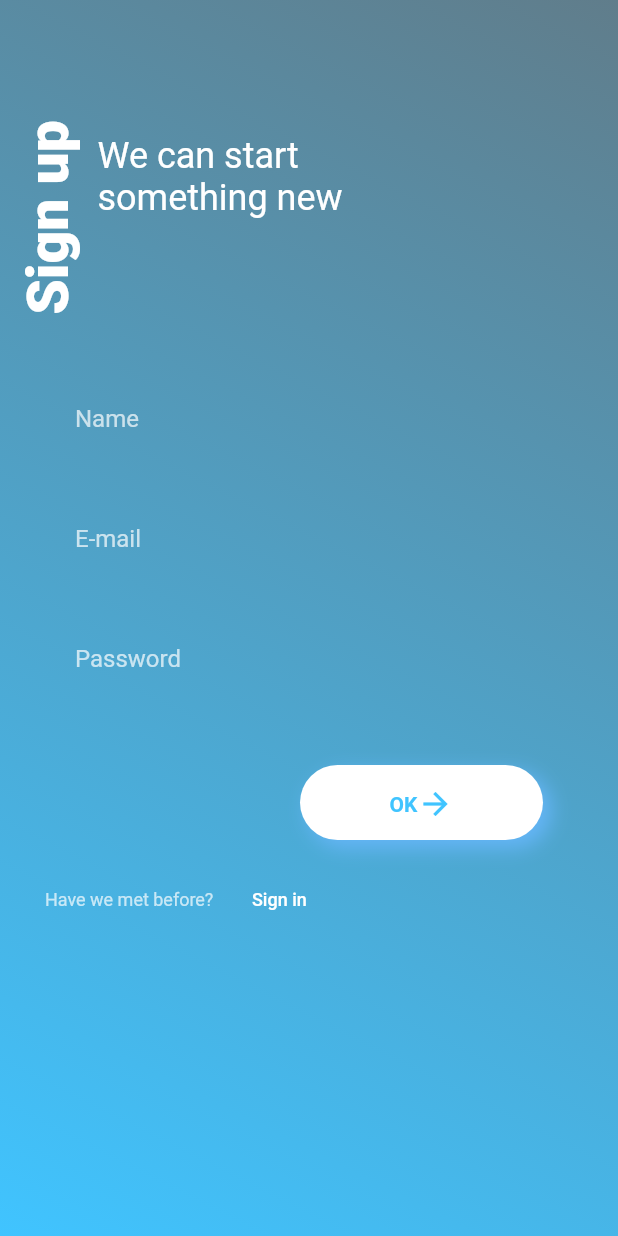
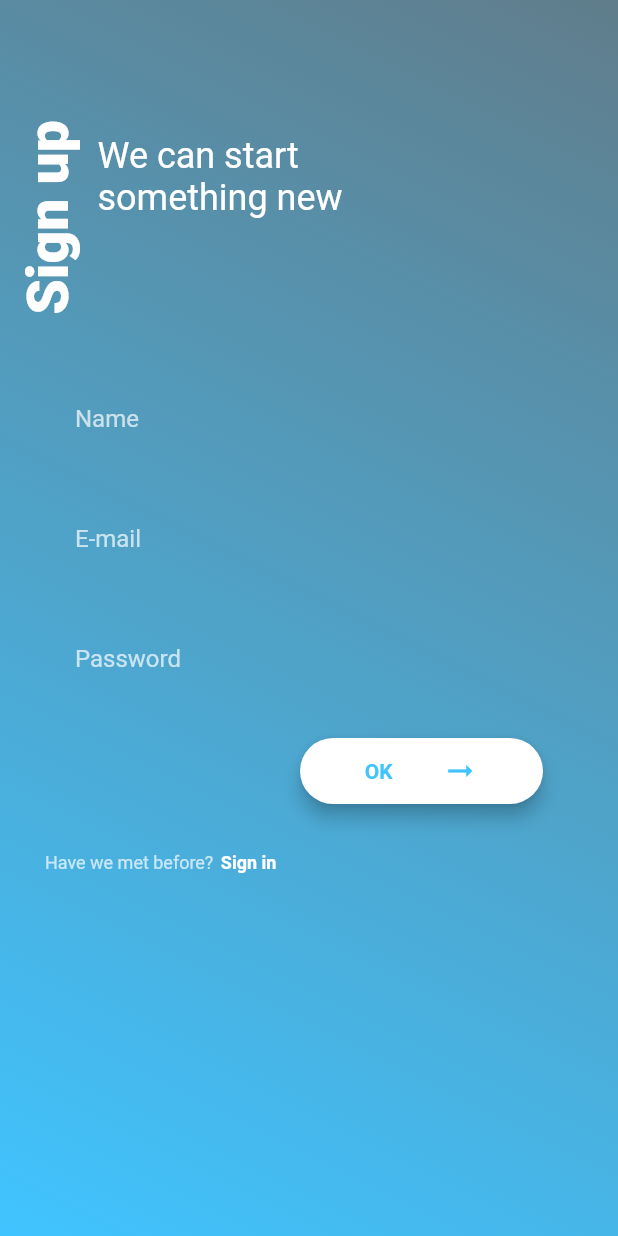
Before and after one commit to Thalisonh/minimalist-flutter, a Flutter app: the screen it shows after launch, after a tap on "Sign up", on a phone screen of 412 x 824 dp. Run offline on Flutter 3.47's test engine with Material 2 defaults, Android fonts, the phone set to English and light mode, and no system bars; missing offline and left inert: dart:ffi.

Commit message:
replaced button (with commented possibility to add the blue box shadow), added the forgot password area,used ink wells instead of buttons for some route changes

```diff
--- a/lib/pages/signin.page.dart
+++ b/lib/pages/signin.page.dart
@@ -1,11 +1,13 @@
 import 'package:flutter/material.dart';
 import 'package:login_minimalist/widget/submitButton.dart';
-import 'package:login_minimalist/widget/userSignUp.dart';
+import 'package:login_minimalist/widget/userSignInUp.dart';
 import 'package:login_minimalist/widget/forgot.dart';
 import 'package:login_minimalist/widget/email.dart';
 import 'package:login_minimalist/widget/password.dart';
 import 'package:login_minimalist/widget/textHorizontal.dart';
 import 'package:login_minimalist/widget/textVertical.dart';
+
+import 'signup.page.dart';
 
 class SignInPage extends StatefulWidget {
   @override
@@ -33,8 +35,14 @@ class _SignInPageState extends State<SignInPage> {
                 ]),
                 Email(),
                 PasswordInput(),
-                SubmitButton((){}),
-                UserSignUp(),
+                Forgot(() {}),
+                SubmitButton(() {}),
+                UserSignInUp(
+                  'Your first time?',
+                  'Sign up',
+                  () => Navigator.pushReplacement(context,
+                      MaterialPageRoute(builder: (context) => SignUpPage())),
+                ),
               ],
             ),
           ],
--- a/lib/pages/signup.page.dart
+++ b/lib/pages/signup.page.dart
@@ -5,7 +5,9 @@ import 'package:login_minimalist/widget/signUpName.dart';
 import 'package:login_minimalist/widget/password.dart';
 import 'package:login_minimalist/widget/textVertical.dart';
 import 'package:login_minimalist/widget/textHorizontal.dart';
-import 'package:login_minimalist/widget/userSignIn.dart';
+import 'package:login_minimalist/widget/userSignInUp.dart';
+
+import 'signin.page.dart';
 
 class SignUpPage extends StatefulWidget {
   @override
@@ -34,11 +36,13 @@ class _SignUpPageState extends State<SignUpPage> {
                 SignUpName(),
                 Email(),
                 PasswordInput(),
-                SubmitButton(() {
-                  Navigator.pop(context);
-                  print("test");
-                }),
-                UserSignIn(),
+                SubmitButton(() => Navigator.pushReplacement(context,
+                    MaterialPageRoute(builder: (context) => SignInPage()))),
+                UserSignInUp(
+                    'Have we met before?',
+                    'Sign in',
+                    () => Navigator.pushReplacement(context,
+                        MaterialPageRoute(builder: (context) => SignInPage()))),
               ],
             ),
           ],
--- a/lib/widget/forgot.dart
+++ b/lib/widget/forgot.dart
@@ -1,6 +1,10 @@
 import 'package:flutter/material.dart';
 
 class Forgot extends StatefulWidget {
+  final Function onPressed;
+
+  Forgot(this.onPressed);
+
   @override
   _ForgotState createState() => _ForgotState();
 }
@@ -9,18 +13,17 @@ class _ForgotState extends State<Forgot> {
   @override
   Widget build(BuildContext context) {
     return Padding(
-      padding: const EdgeInsets.only(top: 30, left: 50, right: 50),
-      child: Container(
-        alignment: Alignment.topRight,
-        height: 20,
-        child: FlatButton(
-          onPressed: (){},
+      padding: const EdgeInsets.only(top: 20, right: 40, left: 190),
+      child: Material(
+        color: Colors.transparent,
+        child: InkWell(
+          borderRadius: BorderRadius.circular(2),
+          onTap: widget.onPressed,
           child: Text(
             'Forgot Password?',
             style: TextStyle(
               color: Colors.white,
             ),
-            textAlign: TextAlign.right,
           ),
         ),
       ),
--- a/lib/widget/submitButton.dart
+++ b/lib/widget/submitButton.dart
@@ -4,6 +4,7 @@ import 'package:flutter/material.dart';
 
 class SubmitButton extends StatefulWidget {
   final Function onPressed;
+
   SubmitButton(this.onPressed);
 
   @override
@@ -14,47 +15,41 @@ class _SubmitButtonState extends State<SubmitButton> {
   @override
   Widget build(BuildContext context) {
     return Padding(
-      padding: const EdgeInsets.only(top: 40, right: 50, left: 200),
+      padding: const EdgeInsets.only(top: 20, right: 50, left: 200),
+      /*
       child: Container(
         alignment: Alignment.bottomRight,
-        height: 50,
-        width: MediaQuery.of(context).size.width,
-        decoration: BoxDecoration(
-          boxShadow: [
-            BoxShadow(
+
+        decoration: BoxDecoration(boxShadow: [
+          BoxShadow(
               color: Colors.blue[300],
-              blurRadius: 10.0, // has the effect of softening the shadow
-              spreadRadius: 1.0, // has the effect of extending the shadow
-              offset: Offset(
-                5.0, // horizontal, move right 10
-                5.0, // vertical, move down 10
-              ),
-            ),
-          ],
-          color: Colors.white,
-          borderRadius: BorderRadius.circular(30),
-        ),
-        child: FlatButton(
+              blurRadius: 10.0,
+              spreadRadius: 1.0,
+              offset: Offset(2, 2))
+        ], borderRadius: BorderRadius.circular(30)),
+        */
+        child: RawMaterialButton(
+          shape:
+              RoundedRectangleBorder(borderRadius: BorderRadius.circular(30)),
+          fillColor: Colors.white,
           onPressed: widget.onPressed,
+          padding: EdgeInsets.all(10),
           child: Row(
-            mainAxisAlignment: MainAxisAlignment.center,
+            mainAxisAlignment: MainAxisAlignment.spaceEvenly,
             children: <Widget>[
-              Text(
-                'OK',
-                style: TextStyle(
-                  color: Colors.lightBlueAccent,
-                  fontSize: 14,
-                  fontWeight: FontWeight.w700,
-                ),
-              ),
-              Icon(
-                Icons.arrow_forward,
-                color: Colors.lightBlueAccent,
-              ),
+              Text('OK'),
+              Icon(Icons.arrow_right_alt),
+
             ],
           ),
+          textStyle: TextStyle(
+            color: Colors.lightBlueAccent,
+            fontSize: 14,
+            fontWeight: FontWeight.w700,
+          ),
+          elevation: 5,
         ),
-      ),
+      //),
     );
   }
 }
--- a/lib/widget/userSignIn.dart
+++ /dev/null
@@ -1,42 +0,0 @@
-import 'package:flutter/material.dart';
-import 'package:login_minimalist/pages/signin.page.dart';
-
-class UserSignIn extends StatelessWidget {
-  @override
-  Widget build(BuildContext context) {
-    return Padding(
-      padding: const EdgeInsets.only(top: 30, left: 30),
-      child: Container(
-        alignment: Alignment.topRight,
-        //color: Colors.red,
-        height: 20,
-        child: Row(
-          children: <Widget>[
-            Text(
-              'Have we met before?',
-              style: TextStyle(
-                fontSize: 12,
-                color: Colors.white70,
-              ),
-            ),
-            FlatButton(
-              padding: EdgeInsets.all(0),
-              onPressed: () {
-                Navigator.push(context,
-                    MaterialPageRoute(builder: (context) => SignInPage()));
-              },
-              child: Text(
-                'Sign in',
-                style: TextStyle(
-                  fontSize: 12,
-                  color: Colors.white,
-                ),
-                textAlign: TextAlign.right,
-              ),
-            ),
-          ],
-        ),
-      ),
-    );
-  }
-}
--- /dev/null
+++ b/lib/widget/userSignInUp.dart
@@ -0,0 +1,39 @@
+import 'package:flutter/material.dart';
+import 'package:login_minimalist/pages/signin.page.dart';
+
+class UserSignInUp extends StatelessWidget {
+  final String infoText;
+  final String onTapText;
+  final Function onTap;
+  UserSignInUp(this.infoText, this.onTapText, this.onTap);
+
+  @override
+  Widget build(BuildContext context) {
+    return Padding(
+      padding: const EdgeInsets.only(top: 30, left: 30),
+      child: Row(
+        children: <Widget>[
+          Text(
+            this.infoText,
+            style: TextStyle(
+              fontSize: 12,
+              color: Colors.white70,
+            ),
+          ),
+          Padding(padding: EdgeInsets.only(left: 5),),
+          Material(
+            color: Colors.transparent,
+            child: InkWell(
+              borderRadius: BorderRadius.circular(2),
+              onTap: this.onTap,
+              child: Text(
+                this.onTapText,
+                style: TextStyle(color: Colors.white, fontWeight: FontWeight.bold, fontSize: 12),
+              ),
+            ),
+          ),
+        ],
+      ),
+    );
+  }
+}
--- a/lib/widget/userSignUp.dart
+++ /dev/null
@@ -1,47 +0,0 @@
-import 'package:flutter/material.dart';
-import 'package:login_minimalist/pages/signup.page.dart';
-
-class UserSignUp extends StatefulWidget {
-  @override
-  _UserSignUpState createState() => _UserSignUpState();
-}
-
-class _UserSignUpState extends State<UserSignUp> {
-  @override
-  Widget build(BuildContext context) {
-    return Padding(
-      padding: const EdgeInsets.only(top: 30, left: 30),
-      child: Container(
-        alignment: Alignment.topRight,
-        //color: Colors.red,
-        height: 20,
-        child: Row(
-          children: <Widget>[
-            Text(
-              'Your first time?',
-              style: TextStyle(
-                fontSize: 12,
-                color: Colors.white70,
-              ),
-            ),
-            FlatButton(
-              padding: EdgeInsets.all(0),
-              onPressed: () {
-                Navigator.push(context,
-                    MaterialPageRoute(builder: (context) => SignUpPage()));
-              },
-              child: Text(
-                'Sign up',
-                style: TextStyle(
-                  fontSize: 12,
-                  color: Colors.white,
-                ),
-                textAlign: TextAlign.right,
-              ),
-            ),
-          ],
-        ),
-      ),
-    );
-  }
-}
```
